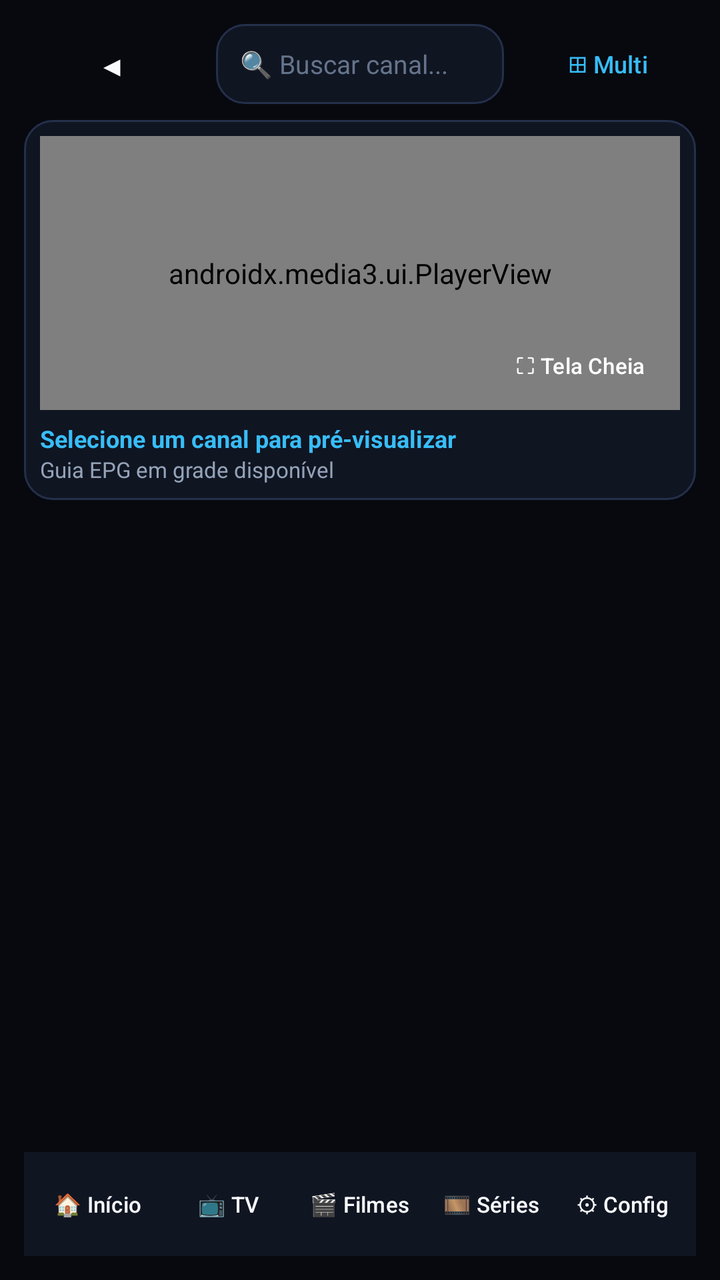
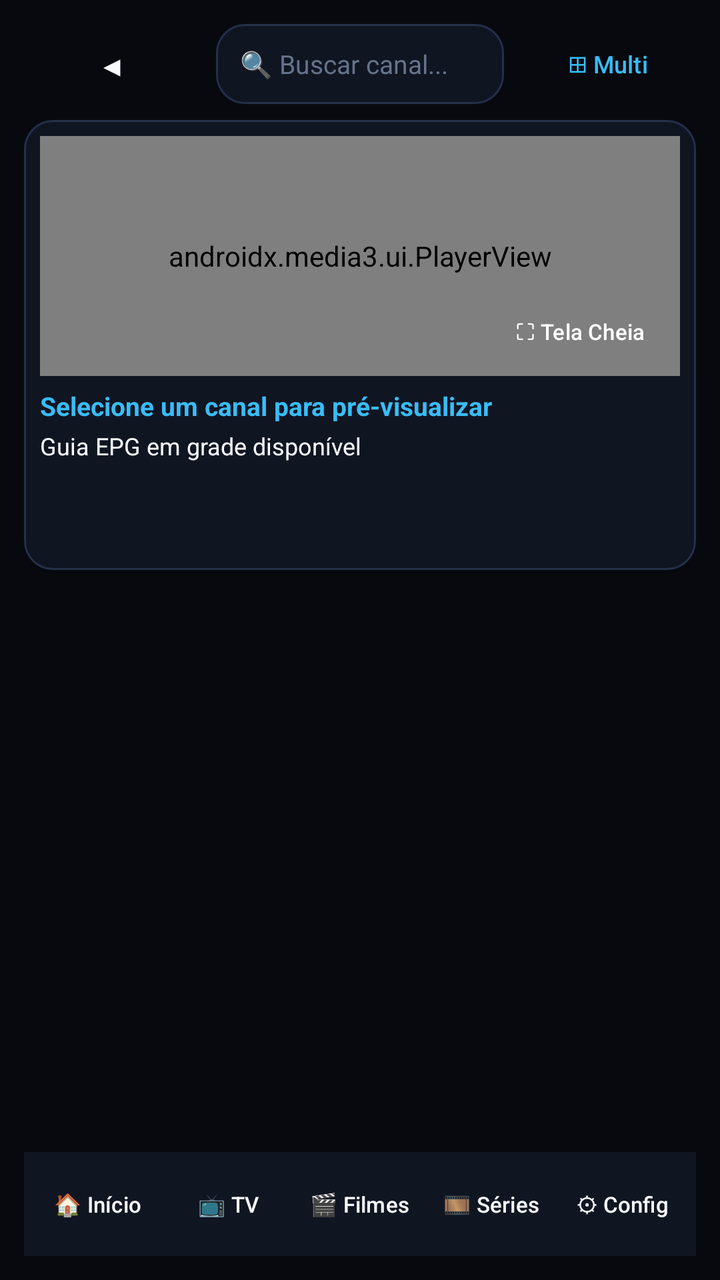

Before-and-after screenshots of an Android layout around one commit, followed by the original layout XML and the change that was made.
<!-- AndroidManifest.xml: application theme Theme.NovaTV -->
<!-- res/layout/activity_live_tv.xml -->
<?xml version="1.0" encoding="utf-8"?>
<LinearLayout xmlns:android="http://schemas.android.com/apk/res/android"
    xmlns:app="http://schemas.android.com/apk/res-auto"
    android:layout_width="match_parent"
    android:layout_height="match_parent"
    android:background="@color/bg_cinema"
    android:fitsSystemWindows="true"
    android:orientation="vertical"
    android:padding="12dp">

    
    <LinearLayout
        android:layout_width="match_parent"
        android:layout_height="wrap_content"
        android:gravity="center_vertical"
        android:orientation="horizontal"
        android:paddingBottom="8dp">

        <Button
            android:id="@+id/btn_back"
            style="@style/Widget.Material3.Button.TextButton"
            android:layout_width="wrap_content"
            android:layout_height="38dp"
            android:background="@drawable/selector_cinema_button"
            android:focusable="true"
            android:paddingHorizontal="12dp"
            android:text="◀"
            android:textColor="@color/text_primary" />

        <EditText
            android:id="@+id/et_search"
            android:layout_width="0dp"
            android:layout_height="40dp"
            android:layout_marginHorizontal="8dp"
            android:layout_weight="1"
            android:background="@drawable/selector_cinema_card"
            android:focusable="true"
            android:hint="🔍 Buscar canal..."
            android:inputType="text"
            android:maxLines="1"
            android:paddingHorizontal="12dp"
            android:textColor="@color/text_primary"
            android:textColorHint="@color/text_muted"
            android:textSize="13sp" />

        <Button
            android:id="@+id/btn_multiview"
            style="@style/Widget.Material3.Button.TextButton"
            android:layout_width="wrap_content"
            android:layout_height="38dp"
            android:background="@drawable/selector_cinema_button"
            android:focusable="true"
            android:paddingHorizontal="10dp"
            android:text="⊞ Multi"
            android:textColor="@color/accent_cyan"
            android:textSize="12sp" />
    </LinearLayout>

    
    <LinearLayout
        android:layout_width="match_parent"
        android:layout_height="190dp"
        android:layout_marginBottom="10dp"
        android:background="@drawable/selector_cinema_card"
        android:orientation="vertical"
        android:padding="8dp">

        <FrameLayout
            android:layout_width="match_parent"
            android:layout_height="0dp"
            android:layout_weight="1"
            android:background="#000000">

            <androidx.media3.ui.PlayerView
                android:id="@+id/mini_player_view"
                android:layout_width="match_parent"
                android:layout_height="match_parent"
                app:resize_mode="fit"
                app:use_controller="false" />

            <Button
                android:id="@+id/btn_fullscreen"
                style="@style/Widget.Material3.Button.TextButton"
                android:layout_width="wrap_content"
                android:layout_height="34dp"
                android:layout_gravity="bottom|end"
                android:layout_margin="6dp"
                android:background="@drawable/selector_cinema_button"
                android:focusable="true"
                android:paddingHorizontal="10dp"
                android:text="⛶ Tela Cheia"
                android:textColor="#FFFFFF"
                android:textSize="11sp" />
        </FrameLayout>

        <TextView
            android:id="@+id/tv_epg_now"
            android:layout_width="match_parent"
            android:layout_height="wrap_content"
            android:ellipsize="end"
            android:maxLines="1"
            android:paddingTop="6dp"
            android:text="Selecione um canal para pré-visualizar"
            android:textColor="@color/accent_cyan"
            android:textSize="12sp"
            android:textStyle="bold" />

        <TextView
            android:id="@+id/tv_epg_timeline"
            android:layout_width="match_parent"
            android:layout_height="wrap_content"
            android:ellipsize="end"
            android:maxLines="1"
            android:text="Guia EPG em grade disponível"
            android:textColor="@color/text_secondary"
            android:textSize="11sp" />
    </LinearLayout>

    
    <androidx.recyclerview.widget.RecyclerView
        android:id="@+id/rv_categories"
        android:layout_width="match_parent"
        android:layout_height="44dp"
        android:layout_marginBottom="8dp"
        android:orientation="horizontal" />

    
    <androidx.recyclerview.widget.RecyclerView
        android:id="@+id/rv_channels"
        android:layout_width="match_parent"
        android:layout_height="0dp"
        android:layout_weight="1" />

    <include
        android:id="@+id/quick_nav"
        layout="@layout/view_quick_nav" />

</LinearLayout>
<!-- res/layout/view_quick_nav.xml (included above) -->
<?xml version="1.0" encoding="utf-8"?>
<LinearLayout xmlns:android="http://schemas.android.com/apk/res/android"
    android:layout_width="match_parent"
    android:layout_height="wrap_content"
    android:background="@color/bg_surface"
    android:gravity="center_vertical"
    android:orientation="horizontal"
    android:paddingHorizontal="6dp"
    android:paddingVertical="6dp">

    <Button
        android:id="@+id/nav_home"
        style="@style/Widget.Material3.Button.TextButton"
        android:layout_width="0dp"
        android:layout_height="40dp"
        android:layout_marginEnd="4dp"
        android:layout_weight="1"
        android:background="@drawable/selector_cinema_button"
        android:focusable="true"
        android:maxLines="1"
        android:padding="0dp"
        android:text="🏠 Início"
        android:textColor="@color/text_primary"
        android:textSize="11sp" />

    <Button
        android:id="@+id/nav_live"
        style="@style/Widget.Material3.Button.TextButton"
        android:layout_width="0dp"
        android:layout_height="40dp"
        android:layout_marginEnd="4dp"
        android:layout_weight="1"
        android:background="@drawable/selector_cinema_button"
        android:focusable="true"
        android:maxLines="1"
        android:padding="0dp"
        android:text="📺 TV"
        android:textColor="@color/text_primary"
        android:textSize="11sp" />

    <Button
        android:id="@+id/nav_movies"
        style="@style/Widget.Material3.Button.TextButton"
        android:layout_width="0dp"
        android:layout_height="40dp"
        android:layout_marginEnd="4dp"
        android:layout_weight="1"
        android:background="@drawable/selector_cinema_button"
        android:focusable="true"
        android:maxLines="1"
        android:padding="0dp"
        android:text="🎬 Filmes"
        android:textColor="@color/text_primary"
        android:textSize="11sp" />

    <Button
        android:id="@+id/nav_series"
        style="@style/Widget.Material3.Button.TextButton"
        android:layout_width="0dp"
        android:layout_height="40dp"
        android:layout_marginEnd="4dp"
        android:layout_weight="1"
        android:background="@drawable/selector_cinema_button"
        android:focusable="true"
        android:maxLines="1"
        android:padding="0dp"
        android:text="🎞️ Séries"
        android:textColor="@color/text_primary"
        android:textSize="11sp" />

    <Button
        android:id="@+id/nav_settings"
        style="@style/Widget.Material3.Button.TextButton"
        android:layout_width="0dp"
        android:layout_height="40dp"
        android:layout_weight="1"
        android:background="@drawable/selector_cinema_button"
        android:focusable="true"
        android:maxLines="1"
        android:padding="0dp"
        android:text="⚙ Config"
        android:textColor="@color/text_primary"
        android:textSize="11sp" />

</LinearLayout>
<!-- resources referenced by this layout -->
<resources>
  <color name="accent_cyan">#38BDF8</color>
  <color name="bg_cinema">#07090F</color>
  <color name="bg_surface">#101522</color>
  <color name="text_muted">#64748B</color>
  <color name="text_primary">#F8FAFC</color>
  <color name="text_secondary">#94A3B8</color>
  <!-- drawable selector_cinema_button (drawable) -->
  <?xml version="1.0" encoding="utf-8"?>
  <selector xmlns:android="http://schemas.android.com/apk/res/android">
      <item android:state_focused="true">
          <shape android:shape="rectangle">
              <solid android:color="#2563EB" />
              <stroke android:width="3dp" android:color="#FFFFFF" />
              <corners android:radius="12dp" />
          </shape>
      </item>
      <item android:state_selected="true">
          <shape android:shape="rectangle">
              <solid android:color="#1D4ED8" />
              <stroke android:width="2dp" android:color="#38BDF8" />
              <corners android:radius="12dp" />
          </shape>
      </item>
      <item android:state_pressed="true">
          <shape android:shape="rectangle">
              <solid android:color="#1E40AF" />
              <corners android:radius="12dp" />
          </shape>
      </item>
      <item>
          <shape android:shape="rectangle">
              <solid android:color="#182033" />
              <stroke android:width="1dp" android:color="#2E3C5C" />
              <corners android:radius="12dp" />
          </shape>
      </item>
  </selector>
  <!-- drawable selector_cinema_card (drawable) -->
  <?xml version="1.0" encoding="utf-8"?>
  <selector xmlns:android="http://schemas.android.com/apk/res/android">
      <item android:state_focused="true">
          <shape android:shape="rectangle">
              <solid android:color="#1E3A5F" />
              <stroke android:width="3dp" android:color="#FFFFFF" />
              <corners android:radius="14dp" />
          </shape>
      </item>
      <item android:state_selected="true">
          <shape android:shape="rectangle">
              <solid android:color="#172554" />
              <stroke android:width="2dp" android:color="#38BDF8" />
              <corners android:radius="14dp" />
          </shape>
      </item>
      <item android:state_pressed="true">
          <shape android:shape="rectangle">
              <solid android:color="#23304A" />
              <stroke android:width="2dp" android:color="#3B82F6" />
              <corners android:radius="14dp" />
          </shape>
      </item>
      <item>
          <shape android:shape="rectangle">
              <solid android:color="#101522" />
              <stroke android:width="1dp" android:color="#24304A" />
              <corners android:radius="14dp" />
          </shape>
      </item>
  </selector>
  <style name="Theme.NovaTV" parent="Theme.Material3.Dark.NoActionBar">
          <item name="colorPrimary">@color/accent_primary</item>
          <item name="colorSecondary">@color/accent_cyan</item>
          <item name="materialButtonStyle">@style/NovaTvButton</item>
          <item name="android:windowBackground">@color/bg_cinema</item>
          <item name="android:statusBarColor">@color/bg_cinema</item>
          <item name="android:navigationBarColor">@color/bg_cinema</item>
      </style>
  <color name="accent_primary">#3B82F6</color>
  <style name="NovaTvButton" parent="Widget.Material3.Button.TextButton">
          <item name="backgroundTint">@null</item>
          <item name="android:textAllCaps">false</item>
          <item name="android:minWidth">0dp</item>
          <item name="android:minHeight">0dp</item>
      </style>
</resources>

<!-- the commit's change to res/layout/activity_live_tv.xml (unified diff, before → after) -->
@@ -59,7 +59,7 @@
     
     <LinearLayout
         android:layout_width="match_parent"
-        android:layout_height="190dp"
+        android:layout_height="225dp"
         android:layout_marginBottom="10dp"
         android:background="@drawable/selector_cinema_card"
         android:orientation="vertical"
@@ -67,8 +67,7 @@
 
         <FrameLayout
             android:layout_width="match_parent"
-            android:layout_height="0dp"
-            android:layout_weight="1"
+            android:layout_height="120dp"
             android:background="#000000">
 
             <androidx.media3.ui.PlayerView
@@ -98,22 +97,29 @@
             android:layout_width="match_parent"
             android:layout_height="wrap_content"
             android:ellipsize="end"
-            android:maxLines="1"
+            android:maxLines="2"
             android:paddingTop="6dp"
             android:text="Selecione um canal para pré-visualizar"
             android:textColor="@color/accent_cyan"
-            android:textSize="12sp"
+            android:textSize="13sp"
             android:textStyle="bold" />
 
-        <TextView
-            android:id="@+id/tv_epg_timeline"
+        <ScrollView
             android:layout_width="match_parent"
-            android:layout_height="wrap_content"
-            android:ellipsize="end"
-            android:maxLines="1"
-            android:text="Guia EPG em grade disponível"
-            android:textColor="@color/text_secondary"
-            android:textSize="11sp" />
+            android:layout_height="0dp"
+            android:layout_marginTop="3dp"
+            android:layout_weight="1"
+            android:scrollbars="none">
+
+            <TextView
+                android:id="@+id/tv_epg_timeline"
+                android:layout_width="match_parent"
+                android:layout_height="wrap_content"
+                android:lineSpacingExtra="3dp"
+                android:text="Guia EPG em grade disponível"
+                android:textColor="@color/text_primary"
+                android:textSize="12sp" />
+        </ScrollView>
     </LinearLayout>
 
     
<!-- resource entries referenced after the edit -->
@@ -5,7 +5,6 @@
   <color name="bg_surface">#101522</color>
   <color name="text_muted">#64748B</color>
   <color name="text_primary">#F8FAFC</color>
-  <color name="text_secondary">#94A3B8</color>
   <!-- drawable selector_cinema_button (drawable) -->
   <?xml version="1.0" encoding="utf-8"?>
   <selector xmlns:android="http://schemas.android.com/apk/res/android">
